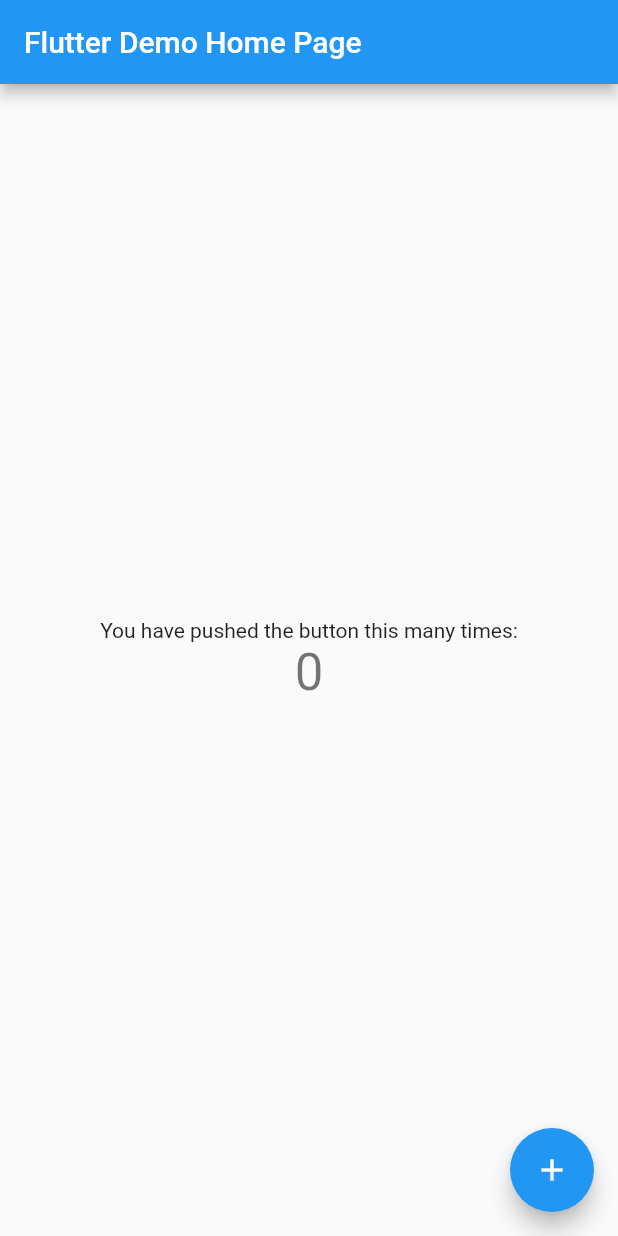
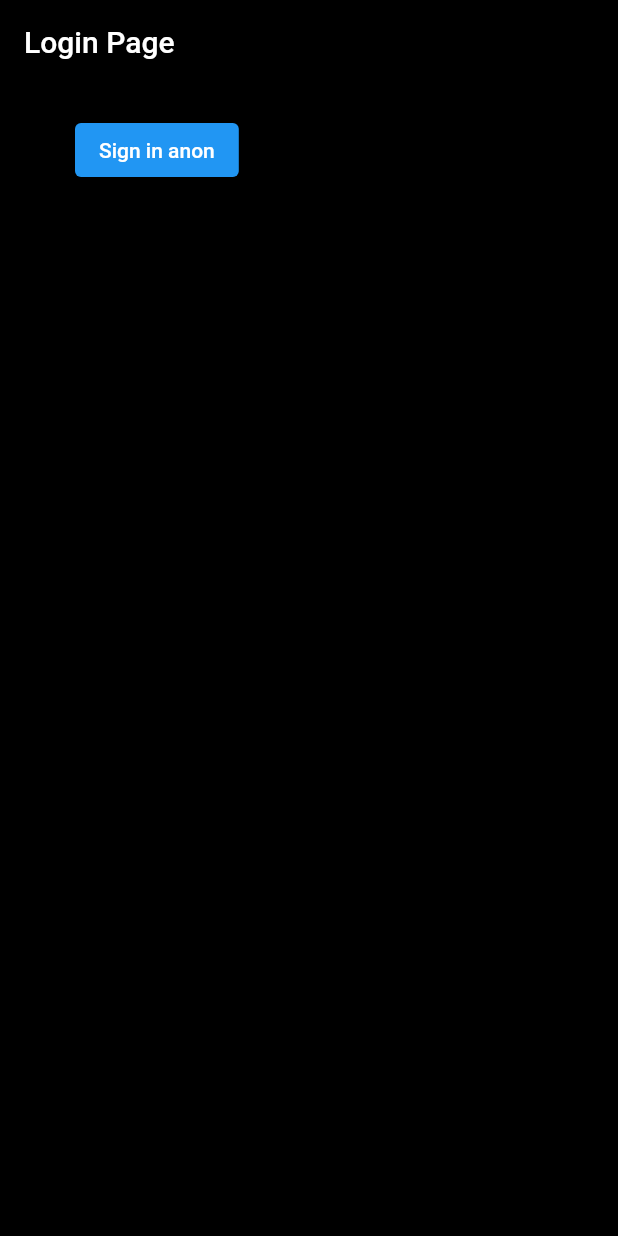
Before and after one commit to ronitdasgupta/covidbookingapp_repo, a Flutter app: the screen it shows after launch, on a phone screen of 412 x 824 dp. Run offline on Flutter 3.47's test engine with Material 2 defaults, Android fonts, the phone set to English and light mode, and no system bars; our stand-ins replace firebase_auth, firebase_core; accounts and stored records are empty.

Commit message:
Anonymous Sign In with UID working

```diff
--- a/lib/main.dart
+++ b/lib/main.dart
@@ -1,7 +1,16 @@
+import 'package:covidbookingapp_repo/screens/wrapper.dart';
+import 'package:covidbookingapp_repo/services/auth.dart';
+import 'package:firebase_core/firebase_core.dart';
 import 'package:flutter/material.dart';
+import 'package:provider/provider.dart';
 
-void main() {
-  runApp(const MyApp());
+import 'models/user.dart';
+
+
+void main() async {
+  WidgetsFlutterBinding.ensureInitialized();
+  await Firebase.initializeApp();
+  runApp(MyApp());
 }
 
 class MyApp extends StatelessWidget {
@@ -11,105 +20,16 @@ class MyApp extends StatelessWidget {
   @override
   Widget build(BuildContext context) {
     return MaterialApp(
-      title: 'Flutter Demo',
-      theme: ThemeData(
-        // This is the theme of your application.
-        //
-        // Try running your application with "flutter run". You'll see the
-        // application has a blue toolbar. Then, without quitting the app, try
-        // changing the primarySwatch below to Colors.green and then invoke
-        // "hot reload" (press "r" in the console where you ran "flutter run",
-        // or simply save your changes to "hot reload" in a Flutter IDE).
-        // Notice that the counter didn't reset back to zero; the application
-        // is not restarted.
-        primarySwatch: Colors.blue,
+      home: Wrapper(),
+    );
+    /*
+    return StreamProvider<MyUser>.value(
+      initialData: null,
+      value: AuthService().user,
+      child: MaterialApp(
+        home: Wrapper(),
       ),
-      home: const MyHomePage(title: 'Flutter Demo Home Page'),
     );
+     */
   }
 }
-
-class MyHomePage extends StatefulWidget {
-  const MyHomePage({Key? key, required this.title}) : super(key: key);
-
-  // This widget is the home page of your application. It is stateful, meaning
-  // that it has a State object (defined below) that contains fields that affect
-  // how it looks.
-
-  // This class is the configuration for the state. It holds the values (in this
-  // case the title) provided by the parent (in this case the App widget) and
-  // used by the build method of the State. Fields in a Widget subclass are
-  // always marked "final".
-
-  final String title;
-
-  @override
-  State<MyHomePage> createState() => _MyHomePageState();
-}
-
-class _MyHomePageState extends State<MyHomePage> {
-  int _counter = 0;
-
-  void _incrementCounter() {
-    setState(() {
-      // This call to setState tells the Flutter framework that something has
-      // changed in this State, which causes it to rerun the build method below
-      // so that the display can reflect the updated values. If we changed
-      // _counter without calling setState(), then the build method would not be
-      // called again, and so nothing would appear to happen.
-      _counter++;
-    });
-  }
-
-  @override
-  Widget build(BuildContext context) {
-    // This method is rerun every time setState is called, for instance as done
-    // by the _incrementCounter method above.
-    //
-    // The Flutter framework has been optimized to make rerunning build methods
-    // fast, so that you can just rebuild anything that needs updating rather
-    // than having to individually change instances of widgets.
-    return Scaffold(
-      appBar: AppBar(
-        // Here we take the value from the MyHomePage object that was created by
-        // the App.build method, and use it to set our appbar title.
-        title: Text(widget.title),
-      ),
-      body: Center(
-        // Center is a layout widget. It takes a single child and positions it
-        // in the middle of the parent.
-        child: Column(
-          // Column is also a layout widget. It takes a list of children and
-          // arranges them vertically. By default, it sizes itself to fit its
-          // children horizontally, and tries to be as tall as its parent.
-          //
-          // Invoke "debug painting" (press "p" in the console, choose the
-          // "Toggle Debug Paint" action from the Flutter Inspector in Android
-          // Studio, or the "Toggle Debug Paint" command in Visual Studio Code)
-          // to see the wireframe for each widget.
-          //
-          // Column has various properties to control how it sizes itself and
-          // how it positions its children. Here we use mainAxisAlignment to
-          // center the children vertically; the main axis here is the vertical
-          // axis because Columns are vertical (the cross axis would be
-          // horizontal).
-          mainAxisAlignment: MainAxisAlignment.center,
-          children: <Widget>[
-            const Text(
-              'You have pushed the button this many times:',
-            ),
-            Text(
-              '$_counter',
-              style: Theme.of(context).textTheme.headline4,
-            ),
-          ],
-        ),
-      ),
-      floatingActionButton: FloatingActionButton(
-        onPressed: _incrementCounter,
-        tooltip: 'Increment',
-        child: const Icon(Icons.add),
-      ), // This trailing comma makes auto-formatting nicer for build methods.
-    );
-  }
-}
--- /dev/null
+++ b/lib/models/user.dart
@@ -0,0 +1,5 @@
+class MyUser{
+  final String? uid;
+
+  MyUser({ this.uid });
+}
--- /dev/null
+++ b/lib/screens/authenticate/authenticate.dart
@@ -0,0 +1,18 @@
+import 'package:covidbookingapp_repo/screens/authenticate/sign_in.dart';
+import 'package:flutter/material.dart';
+
+class Authenticate extends StatefulWidget {
+  const Authenticate({Key? key}) : super(key: key);
+
+  @override
+  _AuthenticateState createState() => _AuthenticateState();
+}
+
+class _AuthenticateState extends State<Authenticate> {
+  @override
+  Widget build(BuildContext context) {
+    return Container(
+      child: SignIn(),
+    );
+  }
+}
--- /dev/null
+++ b/lib/screens/authenticate/sign_in.dart
@@ -0,0 +1,41 @@
+import 'package:covidbookingapp_repo/services/auth.dart';
+import 'package:flutter/material.dart';
+
+class SignIn extends StatefulWidget {
+  const SignIn({Key? key}) : super(key: key);
+
+  @override
+  _SignInState createState() => _SignInState();
+}
+
+class _SignInState extends State<SignIn> {
+
+  final AuthService _auth = AuthService();
+
+  @override
+  Widget build(BuildContext context) {
+    return Scaffold(
+      backgroundColor: Colors.black,
+      appBar: AppBar(
+        backgroundColor: Colors.black,
+        elevation: 0.0,
+        title: Text('Login Page'),
+      ),
+      body: Container(
+        padding: EdgeInsets.symmetric(vertical: 20.0, horizontal: 50.0),
+        child: ElevatedButton(
+          child: Text('Sign in anon'),
+          onPressed: () async {
+            dynamic result = await _auth.signInAnon();
+            if(result == null){
+              print('error signing in');
+            } else{
+              print('signed in');
+              print(result.uid);
+            }
+          }
+        ),
+      ),
+    );
+  }
+}
--- /dev/null
+++ b/lib/screens/wrapper.dart
@@ -0,0 +1,19 @@
+import 'package:covidbookingapp_repo/models/user.dart';
+import 'package:covidbookingapp_repo/screens/authenticate/authenticate.dart';
+import 'package:covidbookingapp_repo/screens/home/manager.dart';
+import 'package:flutter/material.dart';
+
+class Wrapper extends StatelessWidget {
+  const Wrapper({Key? key}) : super(key: key);
+
+  @override
+  Widget build(BuildContext context) {
+    /*
+    final user = Provider.of<MyUser>(context);
+    print(user);
+     */
+
+    // return either Home or Authenticate widget
+    return Authenticate();
+  }
+}
--- /dev/null
+++ b/lib/services/auth.dart
@@ -0,0 +1,60 @@
+import 'package:covidbookingapp_repo/models/user.dart';
+import 'package:firebase_auth/firebase_auth.dart';
+import 'package:firebase_core/firebase_core.dart';
+
+/*
+class AuthService{
+  AuthService(){
+    Firebase.initializeApp();
+  }
+  final FirebaseAuth _auth = FirebaseAuth.instance;
+
+  // create user object based on FirebaseUser
+  MyUser? _userFromFirebaseUser(User user) {
+    return user != null ? MyUser(uid: user.uid) : null;
+  }
+
+  // auth change user stream
+  Stream<User?> get user{
+    return _auth.authStateChanges().map((User? user) => _userFromFirebaseUser(user));
+        //.map((Firebaseuser user)) => _userFromFirebaseUser(user));
+        //.map(_userFromFirebaseUser);
+        //.map((User user) => _userFromFirebaseUser(user));
+  }
+ */
+
+class AuthService{
+  final FirebaseAuth _auth = FirebaseAuth.instance;
+
+  MyUser? _userFromFirebaseUser(User? user) {
+    return user != null ? MyUser(uid: user.uid) : null;
+  }
+
+
+  // auth change user stream
+  //Firebase User is now User?
+  //onAuthStateChanged is now authStateChanges()
+
+  /*
+  Stream<MyUser?> get user {
+    return _auth.authStateChanges().map((User? user) => _userFromFirebaseUser(user));
+  }
+   */
+
+  // sign in anon
+  Future signInAnon() async{
+    try{
+      UserCredential result = await _auth.signInAnonymously();
+      User? user = result.user;
+      return _userFromFirebaseUser(user!);
+    } catch(e){
+      print(e.toString());
+      return null;
+    }
+  }
+  // sign in with email & password
+
+  // register with email & password
+
+  // sign out
+}
--- a/pubspec.yaml
+++ b/pubspec.yaml
@@ -34,6 +34,11 @@ dependencies:
   # The following adds the Cupertino Icons font to your application.
   # Use with the CupertinoIcons class for iOS style icons.
   cupertino_icons: ^1.0.2
+  firebase_auth: ^3.3.8
+  cloud_firestore: ^3.1.9
+  #firebase_core: ^0.5.3
+  firebase_core: ^1.10.2
+  provider: ^6.0.2
 
 dev_dependencies:
   flutter_test:
```
Also changed, not shown: lib/screens/home/customer.dart (added, +12 -0 lines), lib/screens/home/manager.dart (added, +12 -0 lines), pubspec.lock, 6 other files.
